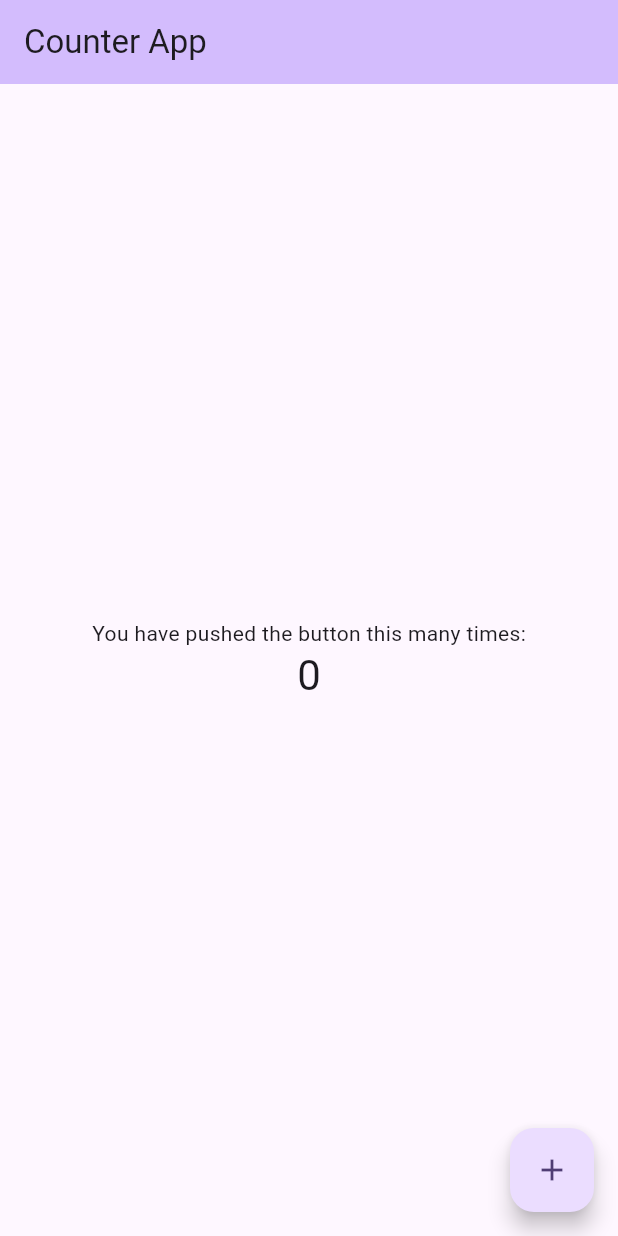
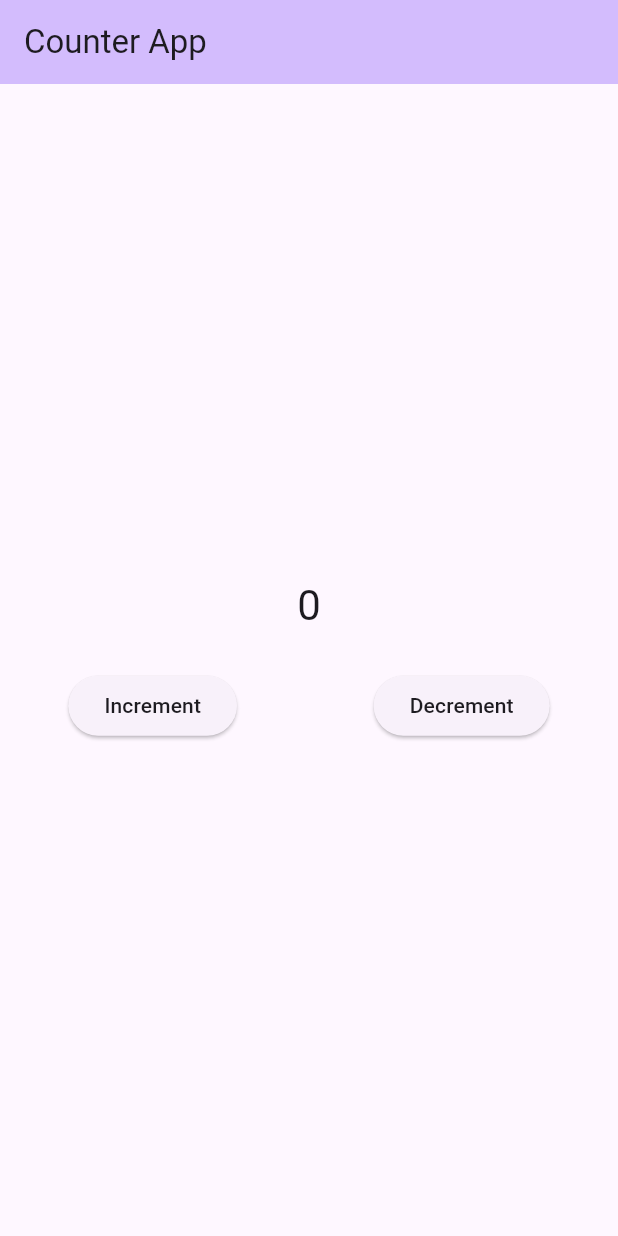
Before and after one commit to SpLokhande07/bloc_counter_app, a Flutter app: the screen it shows after launch, on a phone screen of 412 x 824 dp. Run offline on Flutter 3.47's test engine with Material 2 defaults, Android fonts, the light colour scheme and no system bars; our stand-ins replace bloc, equatable, flutter_bloc.

Commit message:
bloc implemented in counter app

```diff
--- /dev/null
+++ b/lib/bloc/block_imports.dart
@@ -0,0 +1,4 @@
+export 'package:bloc/bloc.dart';
+export 'counter/counter_bloc.dart';
+
+export 'package:flutter_bloc/flutter_bloc.dart';
--- /dev/null
+++ b/lib/bloc/counter/counter_bloc.dart
@@ -0,0 +1,17 @@
+import 'package:bloc/bloc.dart';
+import 'package:equatable/equatable.dart';
+
+part 'counter_event.dart';
+part 'counter_state.dart';
+
+class CounterBloc extends Bloc<CounterEvent, CounterState> {
+  CounterBloc() : super(CounterInitial()) {
+    on<CounterIncrementEvent>((event, emit) {
+     emit (CounterState(counterValue: state.counterValue+1));
+    });
+
+    on<CounterDecrementEvent>((event, emit) {
+     emit (CounterState(counterValue: state.counterValue-1));
+    });
+  }
+}
--- /dev/null
+++ b/lib/bloc/counter/counter_event.dart
@@ -0,0 +1,8 @@
+part of 'counter_bloc.dart';
+
+abstract class CounterEvent {}
+
+
+class CounterIncrementEvent extends CounterEvent{}
+
+class CounterDecrementEvent extends CounterEvent{}
--- /dev/null
+++ b/lib/bloc/counter/counter_state.dart
@@ -0,0 +1,13 @@
+part of 'counter_bloc.dart';
+
+ class CounterState extends Equatable {
+final int counterValue;
+   CounterState({required this.counterValue});
+
+  @override
+  List<Object> get props => [counterValue];
+}
+
+class CounterInitial extends CounterState {
+  CounterInitial():super(counterValue: 0);
+}
--- a/lib/main.dart
+++ b/lib/main.dart
@@ -1,4 +1,6 @@
+import 'package:block_counter_app/bloc/counter/counter_bloc.dart';
 import 'package:flutter/material.dart';
+import 'bloc/block_imports.dart';
 
 void main() {
   runApp(const MyApp());
@@ -10,7 +12,9 @@ class MyApp extends StatelessWidget {
   // This widget is the root of your application.
   @override
   Widget build(BuildContext context) {
-    return MaterialApp(
+    return BlocProvider(
+      create: (context) => CounterBloc(),
+      child: MaterialApp(
         title: 'Flutter Demo',
         theme: ThemeData(
           // This is the theme of your application.
@@ -31,15 +35,15 @@ class MyApp extends StatelessWidget {
           colorScheme: ColorScheme.fromSeed(seedColor: Colors.deepPurple),
           useMaterial3: true,
         ),
-      home: const MyHomePage(title: 'Flutter Demo Home Page'),
+        home: MyHomePage(),
+      ),
     );
   }
 }
 
 class MyHomePage extends StatelessWidget {
-   MyHomePage({super.key});
-  int _counter = 0;
-
+  const MyHomePage({super.key});
+  final int _counter = 0;
 
   @override
   Widget build(BuildContext context) {
@@ -57,7 +61,7 @@ class MyHomePage extends StatelessWidget {
         backgroundColor: Theme.of(context).colorScheme.inversePrimary,
         // Here we take the value from the MyHomePage object that was created by
         // the App.build method, and use it to set our appbar title.
-        title: Text("Counter App"),
+        title: const Text("Counter App"),
       ),
       body: Center(
         // Center is a layout widget. It takes a single child and positions it
@@ -78,21 +82,45 @@ class MyHomePage extends StatelessWidget {
           // wireframe for each widget.
           mainAxisAlignment: MainAxisAlignment.center,
           children: <Widget>[
-            const Text(
-              'You have pushed the button this many times:',
+            BlocBuilder<CounterBloc,CounterState>(
+              builder: (context,state) {
+                return  Text(
+              '${state.counterValue}',
+              style: Theme.of(context).textTheme.headlineMedium,
+            );
+              }
             ),
-            Text(
-              '$_counter',
-              style: Theme.of(context).textTheme.headlineMedium,
+            const SizedBox(
+              height: 25,
             ),
+            Row(
+              crossAxisAlignment: CrossAxisAlignment.center,
+              mainAxisAlignment: MainAxisAlignment.spaceAround,
+              children: [
+                ElevatedButton(
+                  onPressed:()=> context.read<CounterBloc>().add(CounterIncrementEvent()),
+                  child: Text(
+                    'Increment',
+                    style: Theme.of(context).textTheme.titleSmall,
+                  ),
+                ),
+                ElevatedButton(
+                  onPressed: ()=>context.read<CounterBloc>().add(CounterDecrementEvent()),
+                  child: Text(
+                    'Decrement',
+                    style: Theme.of(context).textTheme.titleSmall,
+                  ),
+                ),
+              ],
+            )
           ],
         ),
       ),
-      floatingActionButton: FloatingActionButton(
-        onPressed:(){},
-        tooltip: 'Increment',
-        child: const Icon(Icons.add),
-      ), // This trailing comma makes auto-formatting nicer for build methods.
+      // floatingActionButton: FloatingActionButton(
+      //   onPressed:(){},
+      //   tooltip: 'Increment',
+      //   child: const Icon(Icons.add),
+      // ), // This trailing comma makes auto-formatting nicer for build methods.
     );
   }
 }
--- a/pubspec.yaml
+++ b/pubspec.yaml
@@ -32,7 +32,7 @@ dependencies:
     sdk: flutter
   bloc: ^8.1.2
   equatable: ^2.0.5
-
+  flutter_bloc:
   # The following adds the Cupertino Icons font to your application.
   # Use with the CupertinoIcons class for iOS style icons.
   cupertino_icons: ^1.0.2
```
Lines whose indentation alone changed are shown as unchanged.
